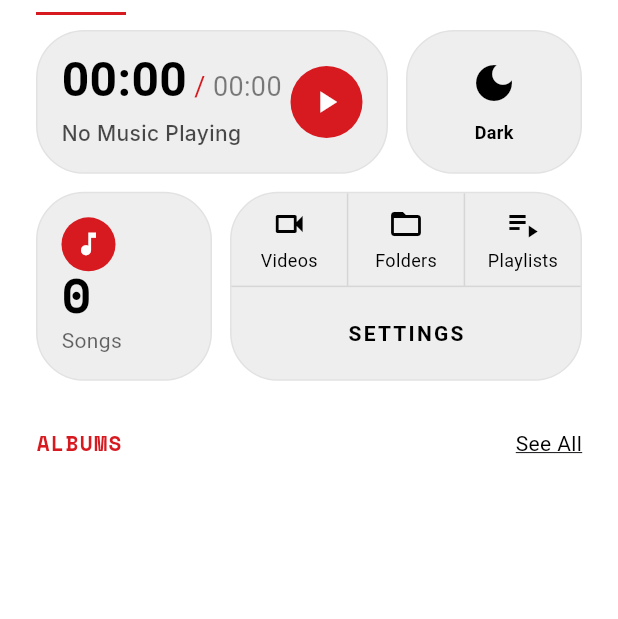
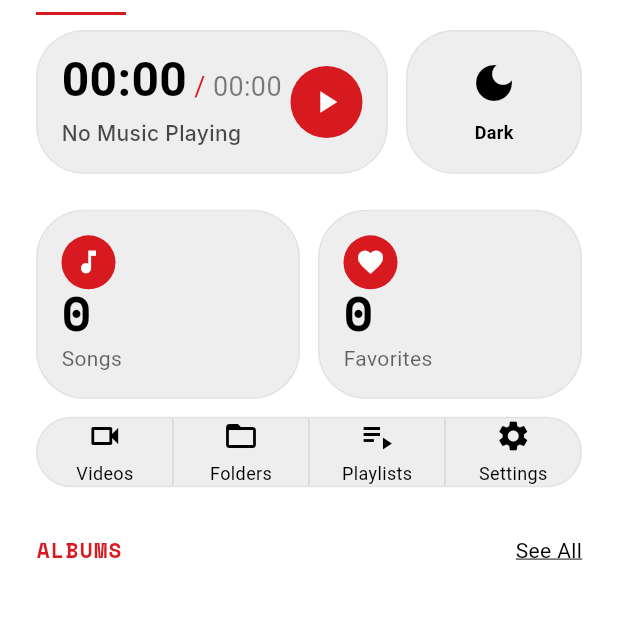
Before and after one commit to JAYASIMMA/Media-Player-Application-using-flutter, a Flutter app: the screen it shows after launch, on a phone screen of 412 x 824 dp, the part 72-691 px from its top. Run offline on Flutter 3.47's test engine with Material 3 defaults, Android fonts, the phone set to English and light mode, and no system bars; our stand-ins replace audioplayers, google_fonts, permission_handler, shared_preferences, video_player; missing offline and left inert: audiotags, flutter_video_info, screen_brightness, video_thumbnail, volume_controller; Roboto replaces fonts that are missing (Ibm Plex Serif).

Commit message:
feat: Implement core UI for home screen with media loading and playlist detail page.

```diff
--- a/lib/pages/home_page.dart
+++ b/lib/pages/home_page.dart
@@ -2,6 +2,7 @@ import 'package:flutter/material.dart';
 import 'package:provider/provider.dart';
 import 'package:google_fonts/google_fonts.dart';
 import '../services/audio_provider.dart' as Service;
+import '../services/playlist_provider.dart' as PlaylistProv;
 import '../services/theme_provider.dart';
 import '../services/media_service.dart';
 import '../models/media_item.dart';
@@ -175,7 +176,10 @@ class _HomePageState extends State<HomePage> {
                             ),
                           ),
                           const SizedBox(height: 12),
-                          // Row 2: Total Songs + Quick Actions
+
+                          const SizedBox(height: 12),
+                          // Row 2: Total Songs + Favorites + Quick Actions
+                          // Wait, the design was Row 2: Songs | Favorites. Row 3: Quick Actions.
                           IntrinsicHeight(
                             child: Row(
                               crossAxisAlignment: CrossAxisAlignment.stretch,
@@ -233,12 +237,96 @@ class _HomePageState extends State<HomePage> {
                                 ),
                                 const SizedBox(width: 12),
                                 Expanded(
-                                  flex: 2, // Larger width for actions
+                                  child: Consumer<PlaylistProv.PlaylistProvider>(
+                                    builder: (context, playlistProvider, child) {
+                                      return NothingWidgetContainer(
+                                        onTap: () {
+                                          if (playlistProvider
+                                              .favorites
+                                              .isNotEmpty) {
+                                            Navigator.push(
+                                              context,
+                                              MaterialPageRoute(
+                                                builder: (context) =>
+                                                    AudioPlayerPage(
+                                                      audio: playlistProvider
+                                                          .favorites
+                                                          .first,
+                                                      playlist: playlistProvider
+                                                          .favorites,
+                                                      autoplay: false,
+                                                    ),
+                                              ),
+                                            );
+                                          } else {
+                                            ScaffoldMessenger.of(
+                                              context,
+                                            ).showSnackBar(
+                                              const SnackBar(
+                                                content: Text(
+                                                  "No favorites yet!",
+                                                ),
+                                              ),
+                                            );
+                                          }
+                                        },
+                                        child: Column(
+                                          crossAxisAlignment:
+                                              CrossAxisAlignment.start,
+                                          mainAxisAlignment:
+                                              MainAxisAlignment.spaceBetween,
+                                          children: [
+                                            Container(
+                                              padding: const EdgeInsets.all(8),
+                                              decoration: const BoxDecoration(
+                                                color: Color(0xFFD71920),
+                                                shape: BoxShape.circle,
+                                              ),
+                                              child: const Icon(
+                                                Icons.favorite,
+                                                color: Colors.white,
+                                                size: 20,
+                                              ),
+                                            ),
+                                            Column(
+                                              crossAxisAlignment:
+                                                  CrossAxisAlignment.start,
+                                              children: [
+                                                Text(
+                                                  '${playlistProvider.favoriteCount}',
+                                                  style: GoogleFonts.spaceMono(
+                                                    fontSize: 32,
+                                                    fontWeight: FontWeight.bold,
+                                                    height: 1.0,
+                                                  ),
+                                                ),
+                                                const SizedBox(height: 4),
+                                                Text(
+                                                  "Favorites",
+                                                  style: TextStyle(
+                                                    color: Theme.of(context)
+                                                        .textTheme
+                                                        .bodyMedium
+                                                        ?.color
+                                                        ?.withOpacity(0.6),
+                                                  ),
+                                                ),
+                                              ],
+                                            ),
+                                          ],
+                                        ),
+                                      );
+                                    },
+                                  ),
+                                ),
+                              ],
+                            ),
+                          ),
+                          const SizedBox(height: 12),
+                          // Row 3: Quick Actions
+                          IntrinsicHeight(
                             child: NothingWidgetContainer(
                               padding: EdgeInsets.zero,
-                                    child: Column(
-                                      children: [
-                                        Expanded(
                               child: Row(
                                 children: [
                                   _buildQuickAction(
@@ -250,13 +338,10 @@ class _HomePageState extends State<HomePage> {
                                       MaterialPageRoute(
                                         builder: (_) => Scaffold(
                                           appBar: AppBar(
-                                                        title: const Text(
-                                                          "Videos",
-                                                        ),
+                                            title: const Text("Videos"),
                                           ),
                                           body: VideosPage(
-                                                        mediaService:
-                                                            _mediaService,
+                                            mediaService: _mediaService,
                                           ),
                                         ),
                                       ),
@@ -277,13 +362,10 @@ class _HomePageState extends State<HomePage> {
                                       MaterialPageRoute(
                                         builder: (_) => Scaffold(
                                           appBar: AppBar(
-                                                        title: const Text(
-                                                          "Folders",
-                                                        ),
+                                            title: const Text("Folders"),
                                           ),
                                           body: FoldersPage(
-                                                        mediaService:
-                                                            _mediaService,
+                                            mediaService: _mediaService,
                                           ),
                                         ),
                                       ),
@@ -302,56 +384,31 @@ class _HomePageState extends State<HomePage> {
                                     () => Navigator.push(
                                       context,
                                       MaterialPageRoute(
-                                                    builder: (_) =>
-                                                        PlaylistPage(
-                                                          mediaService:
-                                                              _mediaService,
+                                        builder: (_) => PlaylistPage(
+                                          mediaService: _mediaService,
                                         ),
+                                      ),
+                                    ),
+                                  ),
+                                  Container(
+                                    width: 1,
+                                    color: Theme.of(
+                                      context,
+                                    ).dividerColor.withOpacity(0.1),
+                                  ),
+                                  _buildQuickAction(
+                                    context,
+                                    "Settings",
+                                    Icons.settings,
+                                    () => Navigator.push(
+                                      context,
+                                      MaterialPageRoute(
+                                        builder: (_) => const SettingsPage(),
                                       ),
                                     ),
                                   ),
                                 ],
                               ),
-                                        ),
-                                        Container(
-                                          height: 1,
-                                          color: Theme.of(
-                                            context,
-                                          ).dividerColor.withOpacity(0.1),
-                                        ),
-                                        Expanded(
-                                          child: InkWell(
-                                            onTap: () => Navigator.push(
-                                              context,
-                                              MaterialPageRoute(
-                                                builder: (_) =>
-                                                    const SettingsPage(),
-                                              ),
-                                            ),
-                                            child: Center(
-                                              child: Center(
-                                                child: Text(
-                                                  "SETTINGS",
-                                                  style:
-                                                      GoogleFonts.ibmPlexSerif(
-                                                        fontWeight:
-                                                            FontWeight.bold,
-                                                        letterSpacing: 1.5,
-                                                        color: Theme.of(context)
-                                                            .textTheme
-                                                            .bodyLarge
-                                                            ?.color,
-                                                      ),
-                                                ),
-                                              ),
-                                            ),
-                                          ),
-                                        ),
-                                      ],
-                                    ),
-                                  ),
-                                ),
-                              ],
                             ),
                           ),
                         ],
```
Also changed, not shown: lib/pages/audio_player_page.dart (+30 -4 lines), lib/pages/playlist_detail_page.dart (+35 -14 lines). Lines whose indentation alone changed are shown as unchanged.
